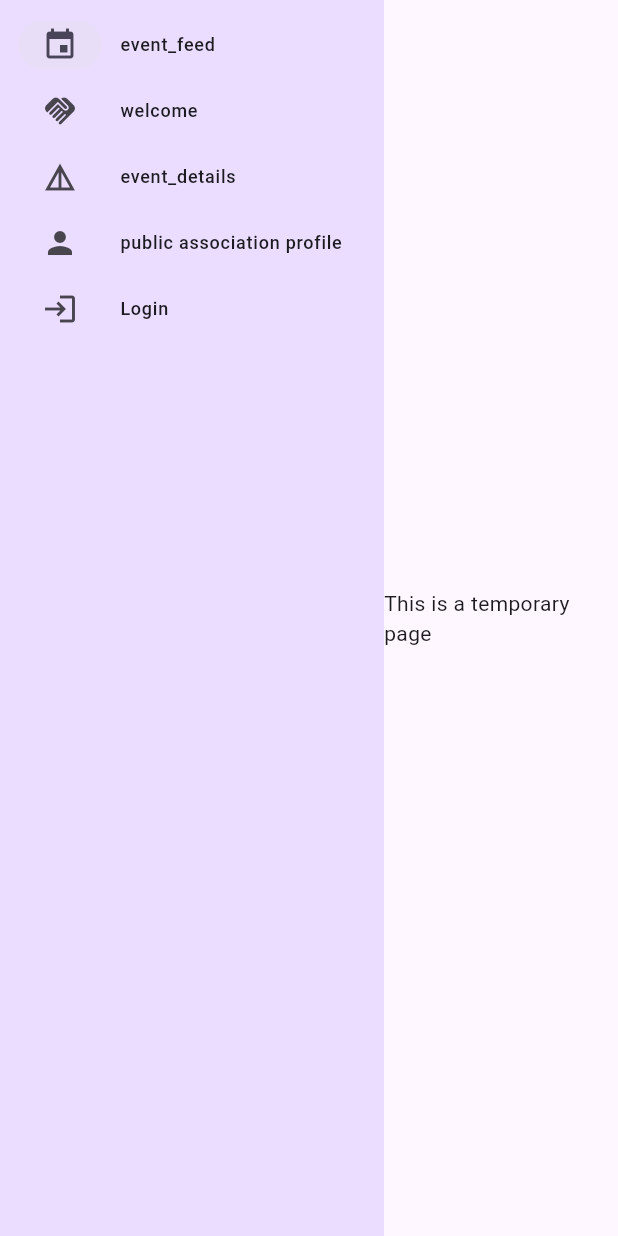
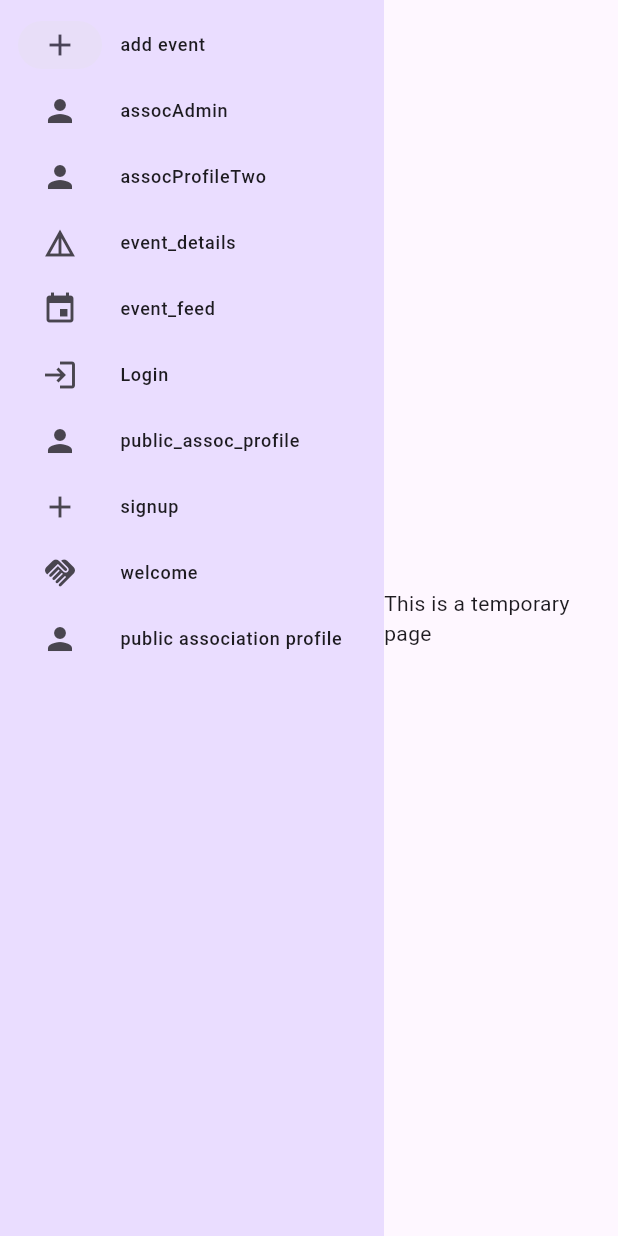
Before and after one commit to badis-byte/dzevent, a Flutter app: the screen it shows after launch, on a phone screen of 412 x 824 dp. Run offline on Flutter 3.47's test engine with Material 3 defaults, Android fonts, the phone set to English and light mode, and no system bars; our stand-ins replace image_picker.

Commit message:
feat: add all pages to side navbar

```diff
--- a/lib/screens/home.dart
+++ b/lib/screens/home.dart
@@ -1,6 +1,10 @@
+import 'package:dzevent/screens/addEvent.dart';
+import 'package:dzevent/screens/assocAdmin.dart';
+import 'package:dzevent/screens/associationProfileTwo.dart';
 import 'package:dzevent/screens/event_details.dart';
 import 'package:dzevent/screens/event_feed.dart';
 import 'package:dzevent/screens/public_assoc_profile.dart';
+import 'package:dzevent/screens/signup.dart';
 import 'package:dzevent/screens/welcome.dart';
 import 'package:flutter/material.dart';
 import 'package:dzevent/screens/login.dart';
@@ -22,19 +26,30 @@ class Link {
 }
 
 final _links = [
-  Link(icon: Icons.event, label: "event_feed", page: EventFeed()),
-  Link(icon: Icons.handshake, label: "welcome", page: ImageCarousel()),
+  Link(icon: Icons.add, label: "add event", page: Addevent()),
+  Link(icon: Icons.person, label: "assocAdmin", page: Assocadmin()),
+  Link(icon: Icons.person, label: "assocProfileTwo", page: AssocProfTwo()),
+
   Link(
     icon: Icons.details_outlined,
     label: "event_details",
     page: EventDetails(),
   ),
+  Link(icon: Icons.event, label: "event_feed", page: EventFeed()),
+  Link(icon: Icons.login, label: "Login", page: Login()),
+  Link(
+    icon: Icons.person,
+    label: "public_assoc_profile",
+    page: PublicAssocProfile(),
+  ),
+  Link(icon: Icons.add, label: "signup", page: Signup()),
+  Link(icon: Icons.handshake, label: "welcome", page: ImageCarousel()),
+
   Link(
     icon: Icons.person,
     label: "public association profile",
     page: PublicAssocProfile(),
   ),
-  Link(icon: Icons.login, label: "Login", page: Login()),
 ];
 
 class NavScreen extends StatelessWidget {
```
